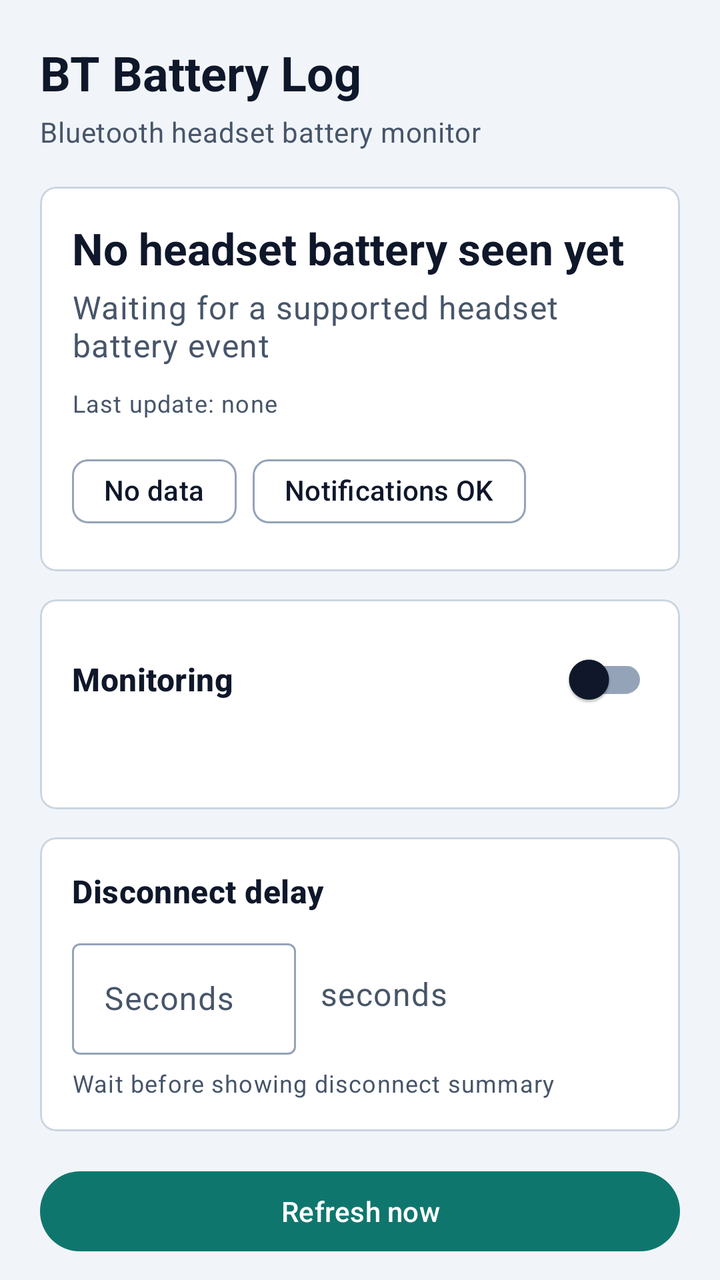
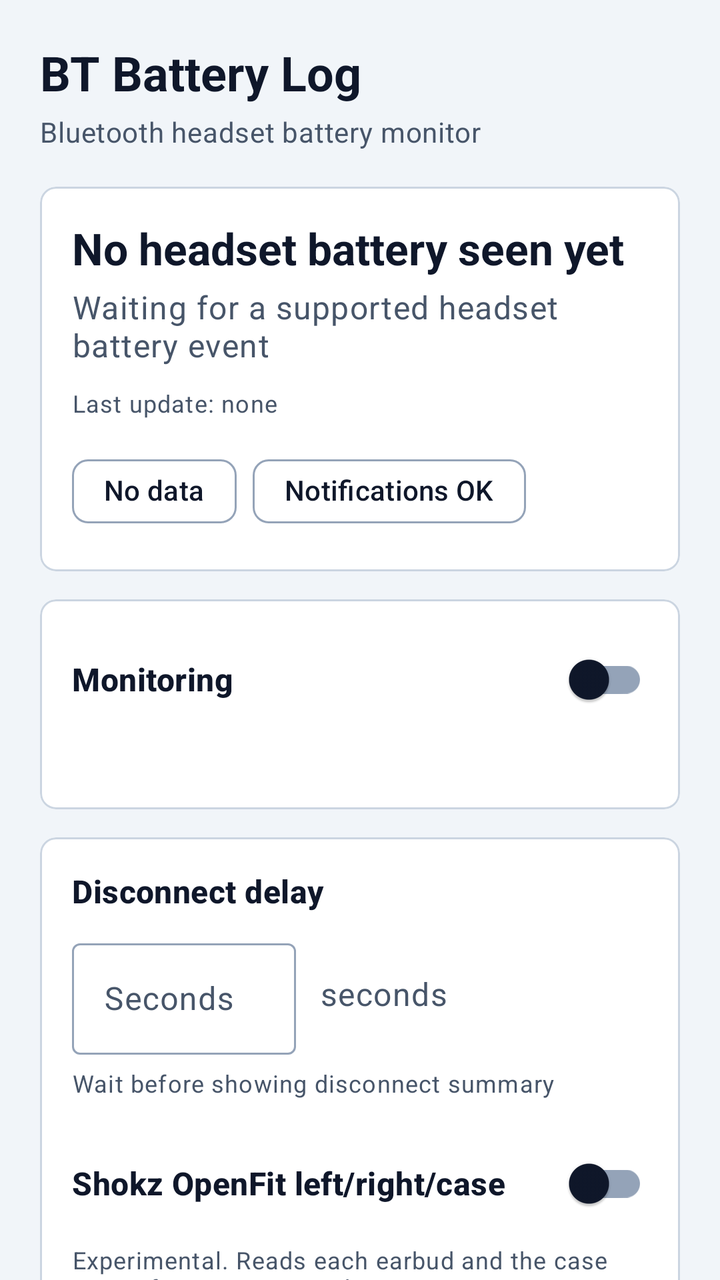

An Android layout rendered at two revisions. The XML below is the earlier revision; the diff shows what the commit changed to produce the second picture.
<!-- AndroidManifest.xml: application theme Theme.BtBatteryNtfy -->
<!-- res/layout/activity_main.xml -->
<?xml version="1.0" encoding="utf-8"?>
<androidx.core.widget.NestedScrollView xmlns:android="http://schemas.android.com/apk/res/android"
    xmlns:app="http://schemas.android.com/apk/res-auto"
    android:layout_width="match_parent"
    android:layout_height="match_parent"
    android:background="?attr/colorSurfaceVariant"
    android:fillViewport="true">

    <LinearLayout
        android:layout_width="match_parent"
        android:layout_height="wrap_content"
        android:orientation="vertical"
        android:padding="20dp">

        <TextView
            android:id="@+id/titleText"
            android:layout_width="match_parent"
            android:layout_height="wrap_content"
            android:text="@string/app_name"
            android:textAppearance="?attr/textAppearanceHeadlineSmall"
            android:textColor="?attr/colorOnSurface"
            android:textStyle="bold" />

        <TextView
            android:id="@+id/subtitleText"
            android:layout_width="match_parent"
            android:layout_height="wrap_content"
            android:layout_marginTop="4dp"
            android:text="@string/subtitle"
            android:textAppearance="?attr/textAppearanceBodyMedium"
            android:textColor="?attr/colorOnSurfaceVariant" />

        <com.google.android.material.card.MaterialCardView
            android:id="@+id/statusCard"
            android:layout_width="match_parent"
            android:layout_height="wrap_content"
            android:layout_marginTop="18dp"
            app:cardBackgroundColor="?attr/colorSurface"
            app:cardCornerRadius="8dp"
            app:cardElevation="0dp"
            app:strokeColor="?attr/colorOutlineVariant"
            app:strokeWidth="1dp">

            <LinearLayout
                android:layout_width="match_parent"
                android:layout_height="wrap_content"
                android:orientation="vertical"
                android:padding="16dp">

                <TextView
                    android:id="@+id/statusDeviceNameText"
                    android:layout_width="match_parent"
                    android:layout_height="wrap_content"
                    android:text="@string/status_no_headset_seen"
                    android:textAppearance="?attr/textAppearanceTitleLarge"
                    android:textColor="?attr/colorOnSurface"
                    android:textStyle="bold" />

                <TextView
                    android:id="@+id/statusSummaryText"
                    android:layout_width="match_parent"
                    android:layout_height="wrap_content"
                    android:layout_marginTop="4dp"
                    android:text="@string/status_waiting_for_data"
                    android:textAppearance="?attr/textAppearanceBodyLarge"
                    android:textColor="?attr/colorOnSurfaceVariant" />

                <TextView
                    android:id="@+id/statusTimestampText"
                    android:layout_width="match_parent"
                    android:layout_height="wrap_content"
                    android:layout_marginTop="10dp"
                    android:text="@string/status_last_update_none"
                    android:textAppearance="?attr/textAppearanceBodySmall"
                    android:textColor="?attr/colorOnSurfaceVariant" />

                <LinearLayout
                    android:layout_width="match_parent"
                    android:layout_height="wrap_content"
                    android:layout_marginTop="12dp"
                    android:orientation="horizontal">

                    <com.google.android.material.chip.Chip
                        android:id="@+id/connectionStateChip"
                        style="@style/Widget.Material3.Chip.Assist"
                        android:layout_width="wrap_content"
                        android:layout_height="wrap_content"
                        android:clickable="false"
                        android:focusable="false"
                        android:text="@string/status_no_data"
                        app:chipMinHeight="32dp" />

                    <com.google.android.material.chip.Chip
                        android:id="@+id/notificationStateChip"
                        style="@style/Widget.Material3.Chip.Assist"
                        android:layout_width="wrap_content"
                        android:layout_height="wrap_content"
                        android:layout_marginStart="8dp"
                        android:clickable="false"
                        android:focusable="false"
                        android:text="@string/notifications_ok"
                        app:chipMinHeight="32dp" />
                </LinearLayout>
            </LinearLayout>
        </com.google.android.material.card.MaterialCardView>

        <com.google.android.material.card.MaterialCardView
            android:id="@+id/monitoringCard"
            android:layout_width="match_parent"
            android:layout_height="wrap_content"
            android:layout_marginTop="14dp"
            app:cardBackgroundColor="?attr/colorSurface"
            app:cardCornerRadius="8dp"
            app:cardElevation="0dp"
            app:strokeColor="?attr/colorOutlineVariant"
            app:strokeWidth="1dp">

            <LinearLayout
                android:layout_width="match_parent"
                android:layout_height="wrap_content"
                android:orientation="vertical"
                android:padding="16dp">

                <LinearLayout
                    android:layout_width="match_parent"
                    android:layout_height="wrap_content"
                    android:gravity="center_vertical"
                    android:orientation="horizontal">

                    <TextView
                        android:id="@+id/monitoringLabelText"
                        android:layout_width="0dp"
                        android:layout_height="wrap_content"
                        android:layout_weight="1"
                        android:text="@string/monitoring_label"
                        android:textAppearance="?attr/textAppearanceTitleMedium"
                        android:textColor="?attr/colorOnSurface"
                        android:textStyle="bold" />

                    <com.google.android.material.switchmaterial.SwitchMaterial
                        android:id="@+id/monitoringSwitch"
                        android:layout_width="wrap_content"
                        android:layout_height="wrap_content"
                        android:contentDescription="@string/monitoring_label" />
                </LinearLayout>

                <TextView
                    android:id="@+id/monitoringStatusText"
                    android:layout_width="match_parent"
                    android:layout_height="wrap_content"
                    android:layout_marginTop="6dp"
                    android:textAppearance="?attr/textAppearanceBodyMedium"
                    android:textColor="?attr/colorOnSurfaceVariant" />
            </LinearLayout>
        </com.google.android.material.card.MaterialCardView>

        <com.google.android.material.card.MaterialCardView
            android:id="@+id/settingsCard"
            android:layout_width="match_parent"
            android:layout_height="wrap_content"
            android:layout_marginTop="14dp"
            app:cardBackgroundColor="?attr/colorSurface"
            app:cardCornerRadius="8dp"
            app:cardElevation="0dp"
            app:strokeColor="?attr/colorOutlineVariant"
            app:strokeWidth="1dp">

            <LinearLayout
                android:layout_width="match_parent"
                android:layout_height="wrap_content"
                android:orientation="vertical"
                android:padding="16dp">

                <TextView
                    android:id="@+id/disconnectDelayLabelText"
                    android:layout_width="match_parent"
                    android:layout_height="wrap_content"
                    android:text="@string/disconnect_delay_label"
                    android:textAppearance="?attr/textAppearanceTitleMedium"
                    android:textColor="?attr/colorOnSurface"
                    android:textStyle="bold" />

                <LinearLayout
                    android:layout_width="match_parent"
                    android:layout_height="wrap_content"
                    android:layout_marginTop="10dp"
                    android:gravity="center_vertical"
                    android:orientation="horizontal">

                    <com.google.android.material.textfield.TextInputLayout
                        android:id="@+id/disconnectDelayInputLayout"
                        style="@style/Widget.BtBatteryNtfy.TextInputLayout"
                        android:layout_width="112dp"
                        android:layout_height="wrap_content"
                        android:layout_marginTop="0dp"
                        android:hint="@string/seconds_label">

                        <com.google.android.material.textfield.TextInputEditText
                            android:id="@+id/disconnectDelayInput"
                            android:layout_width="match_parent"
                            android:layout_height="wrap_content"
                            android:inputType="number" />
                    </com.google.android.material.textfield.TextInputLayout>

                    <TextView
                        android:id="@+id/disconnectDelayUnitText"
                        android:layout_width="wrap_content"
                        android:layout_height="wrap_content"
                        android:layout_marginStart="12dp"
                        android:text="@string/seconds_unit"
                        android:textAppearance="?attr/textAppearanceBodyLarge"
                        android:textColor="?attr/colorOnSurfaceVariant" />
                </LinearLayout>

                <TextView
                    android:id="@+id/disconnectDelayHelperText"
                    android:layout_width="match_parent"
                    android:layout_height="wrap_content"
                    android:layout_marginTop="6dp"
                    android:text="@string/disconnect_delay_helper"
                    android:textAppearance="?attr/textAppearanceBodySmall"
                    android:textColor="?attr/colorOnSurfaceVariant" />
            </LinearLayout>
        </com.google.android.material.card.MaterialCardView>

        <com.google.android.material.button.MaterialButton
            android:id="@+id/refreshNowButton"
            style="@style/Widget.BtBatteryNtfy.ActionButton"
            android:layout_width="match_parent"
            android:layout_height="wrap_content"
            android:layout_marginTop="16dp"
            android:text="@string/refresh_now" />

        <com.google.android.material.card.MaterialCardView
            android:id="@+id/activityFeedCard"
            android:layout_width="match_parent"
            android:layout_height="wrap_content"
            android:layout_marginTop="14dp"
            app:cardBackgroundColor="?attr/colorSurface"
            app:cardCornerRadius="8dp"
            app:cardElevation="0dp"
            app:strokeColor="?attr/colorOutlineVariant"
            app:strokeWidth="1dp">

            <LinearLayout
                android:layout_width="match_parent"
                android:layout_height="wrap_content"
                android:orientation="vertical"
                android:padding="16dp">

                <TextView
                    android:id="@+id/activityFeedHeaderText"
                    android:layout_width="match_parent"
                    android:layout_height="wrap_content"
                    android:text="@string/activity_feed_header"
                    android:textAppearance="?attr/textAppearanceTitleMedium"
                    android:textColor="?attr/colorOnSurface"
                    android:textStyle="bold" />

                <LinearLayout
                    android:id="@+id/activityFeedList"
                    android:layout_width="match_parent"
                    android:layout_height="wrap_content"
                    android:layout_marginTop="10dp"
                    android:orientation="vertical" />

                <TextView
                    android:id="@+id/activityFeedEmptyText"
                    android:layout_width="match_parent"
                    android:layout_height="wrap_content"
                    android:layout_marginTop="10dp"
                    android:text="@string/no_activity_events"
                    android:textAppearance="?attr/textAppearanceBodyMedium"
                    android:textColor="?attr/colorOnSurfaceVariant" />

                <TextView
                    android:id="@+id/activityFeedText"
                    android:layout_width="match_parent"
                    android:layout_height="wrap_content"
                    android:visibility="gone" />
            </LinearLayout>
        </com.google.android.material.card.MaterialCardView>

        <com.google.android.material.button.MaterialButton
            android:id="@+id/toggleDebugButton"
            style="@style/Widget.BtBatteryNtfy.SecondaryButton"
            android:layout_width="match_parent"
            android:layout_height="wrap_content"
            android:layout_marginTop="14dp"
            android:text="@string/show_debug_log" />

        <com.google.android.material.button.MaterialButton
            android:id="@+id/clearLogsButton"
            style="@style/Widget.BtBatteryNtfy.SecondaryButton"
            android:layout_width="match_parent"
            android:layout_height="wrap_content"
            android:text="@string/clear_all_logs" />

        <LinearLayout
            android:id="@+id/debugSection"
            android:layout_width="match_parent"
            android:layout_height="wrap_content"
            android:orientation="vertical"
            android:visibility="gone">

            <com.google.android.material.card.MaterialCardView
                android:id="@+id/shokzDebugCard"
                android:layout_width="match_parent"
                android:layout_height="wrap_content"
                android:layout_marginTop="14dp"
                app:cardBackgroundColor="?attr/colorSurface"
                app:cardCornerRadius="8dp"
                app:cardElevation="0dp"
                app:strokeColor="?attr/colorOutlineVariant"
                app:strokeWidth="1dp">

                <LinearLayout
                    android:layout_width="match_parent"
                    android:layout_height="wrap_content"
                    android:orientation="vertical"
                    android:padding="16dp">

                    <TextView
                        android:layout_width="match_parent"
                        android:layout_height="wrap_content"
                        android:text="@string/shokz_debug_header"
                        android:textAppearance="?attr/textAppearanceTitleMedium"
                        android:textColor="?attr/colorOnSurface"
                        android:textStyle="bold" />

                    <TextView
                        android:layout_width="match_parent"
                        android:layout_height="wrap_content"
                        android:layout_marginTop="4dp"
                        android:text="@string/shokz_debug_description"
                        android:textAppearance="?attr/textAppearanceBodySmall"
                        android:textColor="?attr/colorOnSurfaceVariant" />

                    <TextView
                        android:id="@+id/shokzDebugResultText"
                        android:layout_width="match_parent"
                        android:layout_height="wrap_content"
                        android:layout_marginTop="10dp"
                        android:background="@drawable/debug_log_background"
                        android:fontFamily="monospace"
                        android:lineSpacingExtra="2dp"
                        android:padding="14dp"
                        android:text="@string/shokz_debug_idle"
                        android:textAppearance="?attr/textAppearanceBodySmall"
                        android:textIsSelectable="true" />

                    <com.google.android.material.button.MaterialButton
                        android:id="@+id/shokzReadButton"
                        style="@style/Widget.BtBatteryNtfy.SecondaryButton"
                        android:layout_width="match_parent"
                        android:layout_height="wrap_content"
                        android:layout_marginTop="10dp"
                        android:text="@string/shokz_debug_read" />
                </LinearLayout>
            </com.google.android.material.card.MaterialCardView>

            <com.google.android.material.card.MaterialCardView
                android:id="@+id/debugCard"
                android:layout_width="match_parent"
                android:layout_height="wrap_content"
                android:layout_marginTop="14dp"
                app:cardBackgroundColor="?attr/colorSurface"
                app:cardCornerRadius="8dp"
                app:cardElevation="0dp"
                app:strokeColor="?attr/colorOutlineVariant"
                app:strokeWidth="1dp">

                <LinearLayout
                    android:layout_width="match_parent"
                    android:layout_height="wrap_content"
                    android:orientation="vertical"
                    android:padding="16dp">

                    <TextView
                        android:id="@+id/debugLogHeaderText"
                        android:layout_width="match_parent"
                        android:layout_height="wrap_content"
                        android:text="@string/debug_log_header"
                        android:textAppearance="?attr/textAppearanceTitleMedium"
                        android:textColor="?attr/colorOnSurface"
                        android:textStyle="bold" />

                    <TextView
                        android:id="@+id/debugLogText"
                        android:layout_width="match_parent"
                        android:layout_height="wrap_content"
                        android:layout_marginTop="10dp"
                        android:background="@drawable/debug_log_background"
                        android:fontFamily="monospace"
                        android:lineSpacingExtra="2dp"
                        android:minHeight="180dp"
                        android:padding="14dp"
                        android:textAppearance="?attr/textAppearanceBodySmall"
                        android:textIsSelectable="true" />
                </LinearLayout>
            </com.google.android.material.card.MaterialCardView>
        </LinearLayout>
    </LinearLayout>

</androidx.core.widget.NestedScrollView>
<!-- resources referenced by this layout -->
<resources>
  <!-- drawable debug_log_background (drawable) -->
  <?xml version="1.0" encoding="utf-8"?>
  <shape xmlns:android="http://schemas.android.com/apk/res/android"
      android:shape="rectangle">
      <solid android:color="#0F172A" />
      <corners android:radius="16dp" />
      <stroke
          android:width="1dp"
          android:color="#1E293B" />
  </shape>
  <string name="activity_feed_header">Activity feed</string>
  <string name="app_name">BT Battery Log</string>
  <string name="clear_all_logs">Clear activity + debug logs</string>
  <string name="debug_log_header">Detailed debug log</string>
  <string name="disconnect_delay_helper">Wait before showing disconnect summary</string>
  <string name="disconnect_delay_label">Disconnect delay</string>
  <string name="monitoring_label">Monitoring</string>
  <string name="no_activity_events">No activity events yet.</string>
  <string name="notifications_ok">Notifications OK</string>
  <string name="refresh_now">Refresh now</string>
  <string name="seconds_label">Seconds</string>
  <string name="seconds_unit">seconds</string>
  <string name="shokz_debug_description">Reads left, right and case battery over the Shokz vendor channel. Close the official Shokz app first: reading while it is connected fails and disconnects it.</string>
  <string name="shokz_debug_header">Shokz OpenFit (experimental)</string>
  <string name="shokz_debug_idle">Not read yet.</string>
  <string name="shokz_debug_read">Read Shokz battery</string>
  <string name="show_debug_log">Show debug log</string>
  <string name="status_last_update_none">Last update: none</string>
  <string name="status_no_data">No data</string>
  <string name="status_no_headset_seen">No headset battery seen yet</string>
  <string name="status_waiting_for_data">Waiting for a supported headset battery event</string>
  <string name="subtitle">Bluetooth headset battery monitor</string>
  <style name="Widget.BtBatteryNtfy.ActionButton" parent="Widget.Material3.Button">
          <item name="android:layout_marginTop">10dp</item>
      </style>
  <style name="Widget.BtBatteryNtfy.SecondaryButton" parent="Widget.Material3.Button.OutlinedButton">
          <item name="android:layout_marginTop">10dp</item>
      </style>
  <style name="Widget.BtBatteryNtfy.TextInputLayout" parent="Widget.Material3.TextInputLayout.OutlinedBox">
          <item name="android:layout_marginTop">12dp</item>
      </style>
  <color name="primary">#0F766E</color>
  <color name="on_primary">#FFFFFF</color>
  <color name="primary_container">#99F6E4</color>
  <color name="on_primary_container">#042F2E</color>
  <color name="secondary">#0369A1</color>
  <color name="surface">#FFFFFF</color>
  <color name="surface_variant">#F1F5F9</color>
  <color name="on_surface">#0F172A</color>
  <color name="on_surface_variant">#475569</color>
  <color name="outline">#94A3B8</color>
  <color name="outline_variant">#CBD5E1</color>
  <color name="background">#F8FAFC</color>
  <!-- unchanged entries left out for length: 1 -->
</resources>

<!-- the commit's change to res/layout/activity_main.xml (unified diff, before → after) -->
@@ -66,6 +66,15 @@
                     android:textColor="?attr/colorOnSurfaceVariant" />
 
                 <TextView
+                    android:id="@+id/statusComponentsText"
+                    android:layout_width="match_parent"
+                    android:layout_height="wrap_content"
+                    android:layout_marginTop="6dp"
+                    android:textAppearance="?attr/textAppearanceBodyMedium"
+                    android:textColor="?attr/colorOnSurface"
+                    android:visibility="gone" />
+
+                <TextView
                     android:id="@+id/statusTimestampText"
                     android:layout_width="match_parent"
                     android:layout_height="wrap_content"
@@ -218,6 +227,39 @@
                     android:layout_height="wrap_content"
                     android:layout_marginTop="6dp"
                     android:text="@string/disconnect_delay_helper"
+                    android:textAppearance="?attr/textAppearanceBodySmall"
+                    android:textColor="?attr/colorOnSurfaceVariant" />
+
+                <LinearLayout
+                    android:layout_width="match_parent"
+                    android:layout_height="wrap_content"
+                    android:layout_marginTop="18dp"
+                    android:gravity="center_vertical"
+                    android:orientation="horizontal">
+
+                    <TextView
+                        android:id="@+id/shokzVendorReadLabelText"
+                        android:layout_width="0dp"
+                        android:layout_height="wrap_content"
+                        android:layout_weight="1"
+                        android:text="@string/shokz_vendor_read_label"
+                        android:textAppearance="?attr/textAppearanceTitleMedium"
+                        android:textColor="?attr/colorOnSurface"
+                        android:textStyle="bold" />
+
+                    <com.google.android.material.switchmaterial.SwitchMaterial
+                        android:id="@+id/shokzVendorReadSwitch"
+                        android:layout_width="wrap_content"
+                        android:layout_height="wrap_content"
+                        android:contentDescription="@string/shokz_vendor_read_label" />
+                </LinearLayout>
+
+                <TextView
+                    android:id="@+id/shokzVendorReadHelperText"
+                    android:layout_width="match_parent"
+                    android:layout_height="wrap_content"
+                    android:layout_marginTop="6dp"
+                    android:text="@string/shokz_vendor_read_helper"
                     android:textAppearance="?attr/textAppearanceBodySmall"
                     android:textColor="?attr/colorOnSurfaceVariant" />
             </LinearLayout>
<!-- resource entries referenced after the edit -->
@@ -26,6 +26,8 @@
   <string name="shokz_debug_header">Shokz OpenFit (experimental)</string>
   <string name="shokz_debug_idle">Not read yet.</string>
   <string name="shokz_debug_read">Read Shokz battery</string>
+  <string name="shokz_vendor_read_helper">Experimental. Reads each earbud and the case once after connecting, then at most every 30 minutes. Close the official Shokz app first: a read while it is connected fails and disconnects it. After a failed read, automatic reads stop until the headset reconnects.</string>
+  <string name="shokz_vendor_read_label">Shokz OpenFit left/right/case</string>
   <string name="show_debug_log">Show debug log</string>
   <string name="status_last_update_none">Last update: none</string>
   <string name="status_no_data">No data</string>
